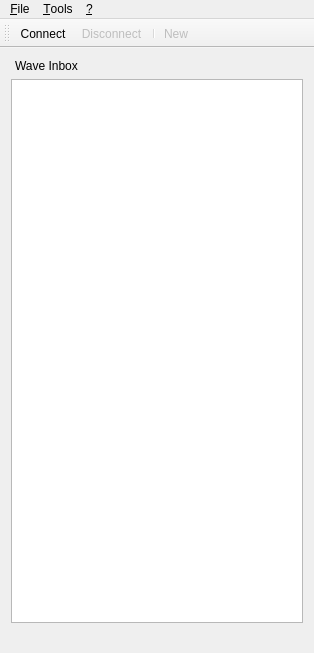
This is src/gui/mainwindow.ui in p2k/pygowave-qt as Qt 5 draws it before an edit. The edited form follows.
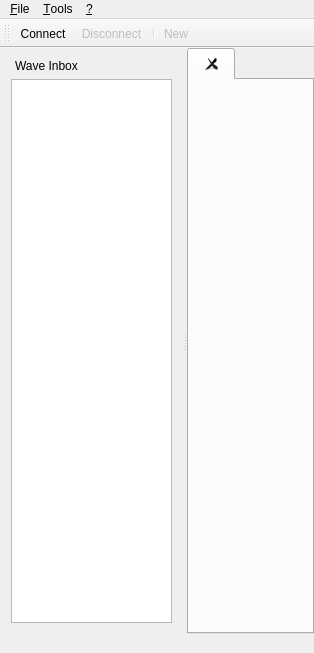
This is the edited form. Icons and pictures are not drawn.

The edit to the form file:
```diff
--- a/src/gui/mainwindow.ui
+++ b/src/gui/mainwindow.ui
@@ -21,7 +21,7 @@
     <item>
      <widget class="QSplitter" name="splitter">
       <property name="orientation">
-       <enum>Qt::Vertical</enum>
+       <enum>Qt::Horizontal</enum>
       </property>
       <widget class="QWidget" name="layoutWidget">
        <layout class="QVBoxLayout" name="verticalLayout">
@@ -40,6 +40,22 @@
         </item>
        </layout>
       </widget>
+      <widget class="QTabWidget" name="waveTabs">
+       <property name="contextMenuPolicy">
+        <enum>Qt::ActionsContextMenu</enum>
+       </property>
+       <property name="tabsClosable">
+        <bool>true</bool>
+       </property>
+       <property name="movable">
+        <bool>true</bool>
+       </property>
+       <widget class="QWidget" name="placeholderTab">
+        <attribute name="title">
+         <string/>
+        </attribute>
+       </widget>
+      </widget>
      </widget>
     </item>
    </layout>
```
Left out of the diff: 17 changed lines with no effect on the pictures.
